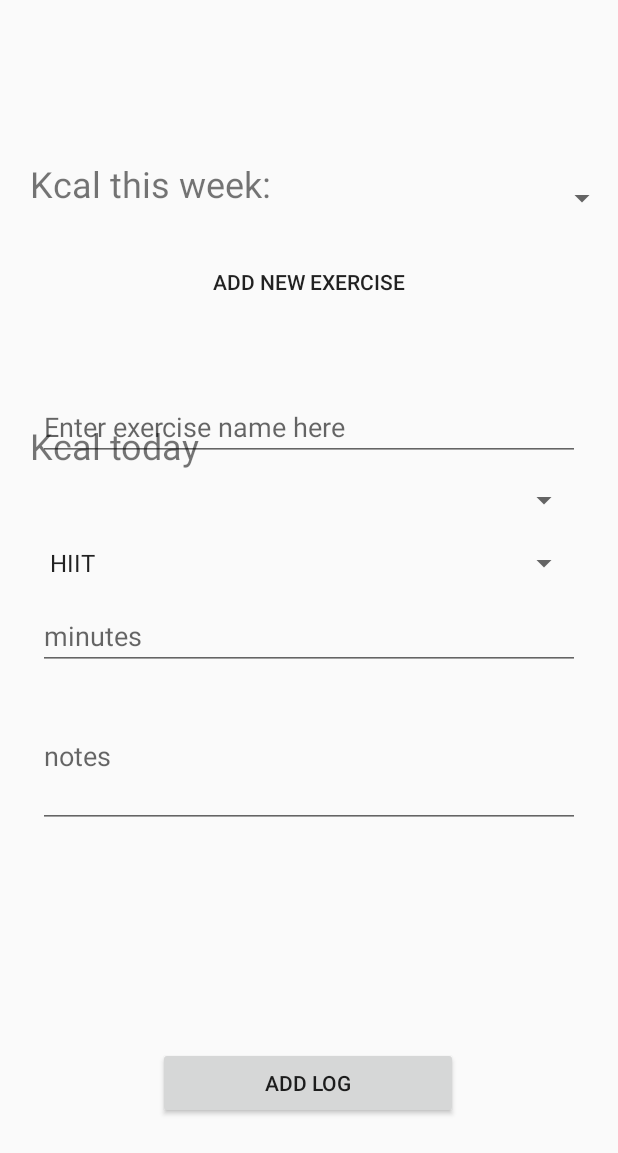
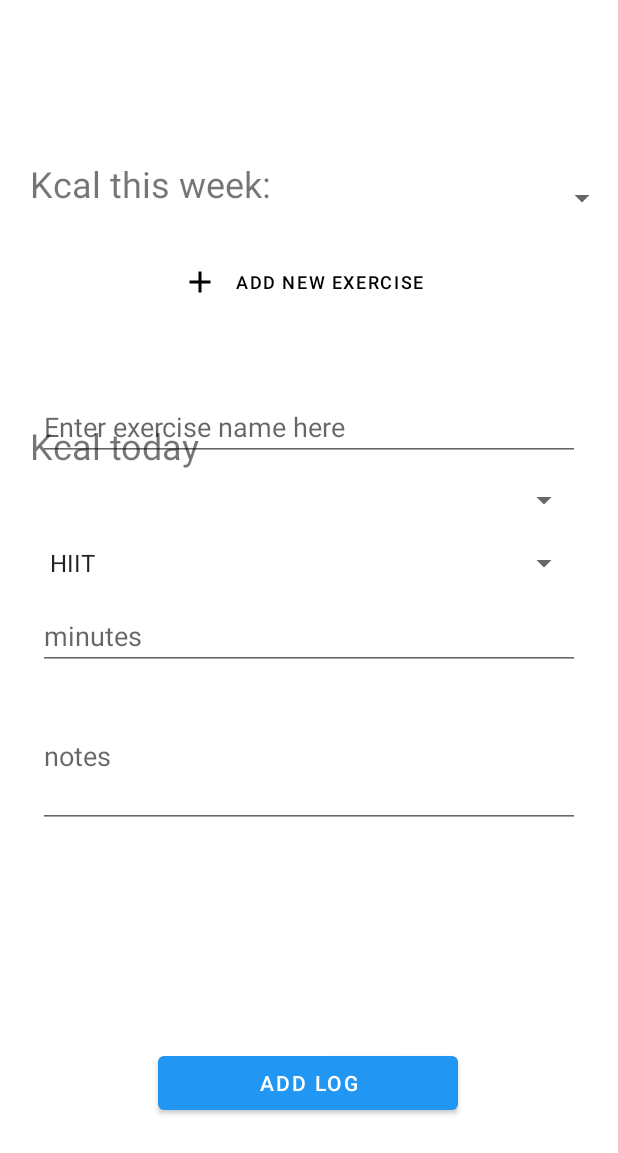
Before and after one commit to EduardValentin/powerlogger-android, an Android app: the fragment CreateOrEditLogFragment placed in its activity, on a phone screen of 412 x 824 dp. Shown: the top 1153 px of the screen. Run offline under Robolectric (Android 15) with nearby library versions, the phone set to English and light mode, and no system bars; our stand-ins replace data binding, navigation-ui; libraries missing offline, so code that uses them is left out: net.cachapa.expandablelayout; plain views replace ExpandableLayout; 1 statement that could not run was skipped.

Commit message:
added material color theme

```diff
--- a/app/src/main/AndroidManifest.xml
+++ b/app/src/main/AndroidManifest.xml
@@ -11,7 +11,7 @@
         android:label="@string/app_name"
         android:roundIcon="@mipmap/ic_launcher_round"
         android:supportsRtl="true"
-        android:theme="@style/AppTheme"
+        android:theme="@style/MyMaterialTheme"
         android:usesCleartextTraffic="true">
         <activity
             android:name=".ui.login.LoginActivity"
--- /dev/null
+++ b/app/src/main/res/drawable/ic_add_black_24dp.xml
@@ -0,0 +1,9 @@
+<vector xmlns:android="http://schemas.android.com/apk/res/android"
+        android:width="24dp"
+        android:height="24dp"
+        android:viewportWidth="24.0"
+        android:viewportHeight="24.0">
+    <path
+        android:fillColor="#FF000000"
+        android:pathData="M19,13h-6v6h-2v-6H5v-2h6V5h2v6h6v2z"/>
+</vector>
--- a/app/src/main/res/layout/fragment_create_edit_log.xml
+++ b/app/src/main/res/layout/fragment_create_edit_log.xml
@@ -39,13 +39,17 @@
 
                     <Button
                         android:id="@+id/addExerciseButton"
+                        style="@style/Widget.MaterialComponents.ExtendedFloatingActionButton.Icon"
                         android:layout_width="wrap_content"
                         android:layout_height="wrap_content"
                         android:layout_gravity="center"
                         android:layout_marginTop="16dp"
                         android:background="#00FFFFFF"
+                        android:elevation="1dp"
                         android:padding="10dp"
-                        android:text="@string/add_new_exercise" />
+                        android:text="@string/add_new_exercise"
+                        android:textSize="12sp"
+                        app:icon="@drawable/ic_add_black_24dp" />
 
                 </LinearLayout>
 
--- a/app/src/main/res/values/colors.xml
+++ b/app/src/main/res/values/colors.xml
@@ -1,6 +1,6 @@
 <?xml version="1.0" encoding="utf-8"?>
 <resources>
-    <color name="colorPrimary">#008577</color>
+    <color name="colorPrimary">#2196F3</color>
     <color name="colorPrimaryDark">#00574B</color>
     <color name="colorAccent">#D81B60</color>
 </resources>
--- a/app/src/main/res/values/styles.xml
+++ b/app/src/main/res/values/styles.xml
@@ -2,6 +2,14 @@
 
     <!-- Base application theme. -->
     <style name="AppTheme" parent="Theme.AppCompat.Light.DarkActionBar">
+        <!-- Customize your theme here. -->
+        <item name="colorPrimary">@color/colorPrimary</item>
+        <item name="colorPrimaryDark">@color/colorPrimaryDark</item>
+        <item name="colorAccent">@color/colorAccent</item>
+    </style>
+
+    <!-- Base application theme. -->
+    <style name="MyMaterialTheme" parent="Theme.MaterialComponents.DayNight">
         <!-- Customize your theme here. -->
         <item name="colorPrimary">@color/colorPrimary</item>
         <item name="colorPrimaryDark">@color/colorPrimaryDark</item>
```
